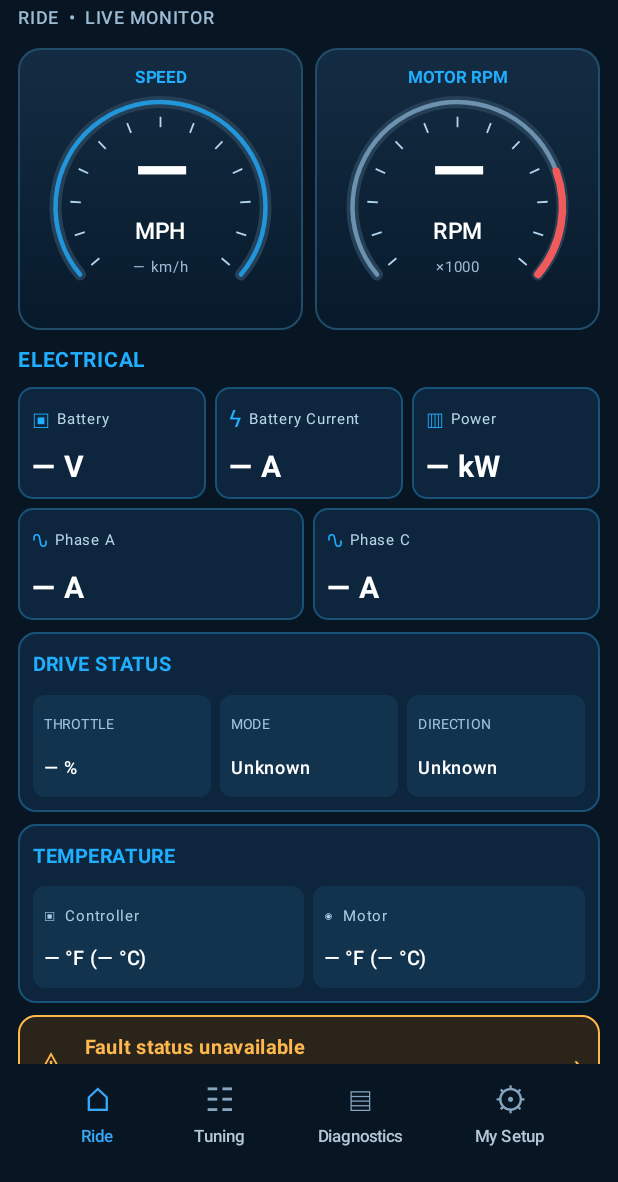
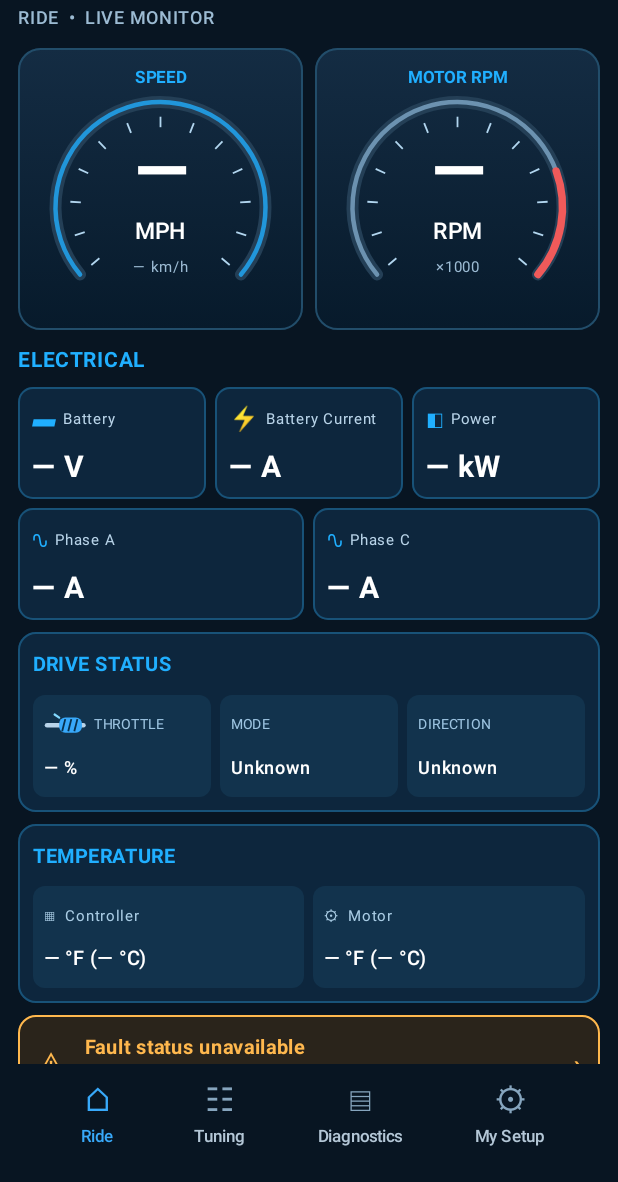
Before and after one commit to marshalllmitchell-cmd/FarDriver-Control01, an Android app built with Jetpack Compose: the screen it shows after launch (MainActivity), on a phone screen of 412 x 824 dp, the part 54-1236 px from its top. Run offline under Robolectric (Android 15) with nearby library versions, the phone set to English and light mode, and no system bars.

Commit message:
Update MainActivity.kt
Rev2 Ride Layout Update

```diff
--- a/app/src/main/java/com/fardriver/control/MainActivity.kt
+++ b/app/src/main/java/com/fardriver/control/MainActivity.kt
@@ -23,6 +23,8 @@ import androidx.compose.ui.graphics.Color
 import androidx.compose.ui.graphics.drawscope.Stroke
 import androidx.compose.ui.graphics.Brush
 import androidx.compose.ui.geometry.Offset
+import androidx.compose.ui.geometry.Size
+import androidx.compose.ui.geometry.CornerRadius
 import androidx.compose.ui.graphics.StrokeCap
 import androidx.compose.ui.graphics.drawscope.rotate
 import androidx.compose.ui.platform.LocalConfiguration
@@ -233,9 +235,9 @@ private fun GaugeCard(label: String, unit: String, secondary: String, ring: Colo
 private fun ElectricalCluster() {
     Text("ELECTRICAL", color = electricBlue, fontSize = 14.sp, fontWeight = FontWeight.Bold)
     Row(Modifier.fillMaxWidth(), horizontalArrangement = Arrangement.spacedBy(6.dp)) {
-        ElectricTile("▣", "Battery", "V", Modifier.weight(1f))
-        ElectricTile("ϟ", "Battery Current", "A", Modifier.weight(1f))
-        ElectricTile("▥", "Power", "kW", Modifier.weight(1f))
+        ElectricTile("▰", "Battery", "V", Modifier.weight(1f))
+        ElectricTile("⚡", "Battery Current", "A", Modifier.weight(1f))
+        ElectricTile("◧", "Power", "kW", Modifier.weight(1f))
     }
     Row(Modifier.fillMaxWidth(), horizontalArrangement = Arrangement.spacedBy(6.dp)) {
         ElectricTile("∿", "Phase A", "A", Modifier.weight(1f))
@@ -275,7 +277,13 @@ private fun DriveCluster() {
 @Composable
 private fun SmallStatus(label: String, value: String, modifier: Modifier) {
     Column(modifier.background(Color(0xFF12334D), RoundedCornerShape(8.dp)).padding(7.dp)) {
-        Text(label, color = Color(0xFF9DC4E1), fontSize = 9.sp)
+        Row(verticalAlignment = Alignment.CenterVertically) {
+            if (label == "THROTTLE") {
+                MotorcycleThrottleIcon()
+                Spacer(Modifier.width(4.dp))
+            }
+            Text(label, color = Color(0xFF9DC4E1), fontSize = 9.sp)
+        }
         Spacer(Modifier.height(5.dp))
         Text(value, color = Color.White, fontSize = 12.sp, fontWeight = FontWeight.SemiBold, maxLines = 1, overflow = TextOverflow.Ellipsis)
     }
@@ -289,8 +297,8 @@ private fun TemperatureCluster() {
         Text("TEMPERATURE", color = electricBlue, fontSize = 13.sp, fontWeight = FontWeight.Bold)
         Spacer(Modifier.height(7.dp))
         Row(horizontalArrangement = Arrangement.spacedBy(6.dp)) {
-            TempMetric("▣", "Controller", Modifier.weight(1f))
-            TempMetric("◉", "Motor", Modifier.weight(1f))
+            TempMetric("▦", "Controller", Modifier.weight(1f))
+            TempMetric("⚙", "Motor", Modifier.weight(1f))
         }
     }
 }
@@ -318,3 +326,20 @@ private fun FaultCluster() {
         Text("›", color = amber, fontSize = 24.sp)
     }
 }
+
+
+/** Stylized twist-grip throttle and handlebar, not an accelerator pedal. */
+@Composable
+private fun MotorcycleThrottleIcon() {
+    Canvas(Modifier.size(width = 29.dp, height = 19.dp)) {
+        val scale = size.width / 29f
+        // Handlebar shaft and throttle housing.
+        drawLine(Color(0xFFB9D4E9), Offset(2f * scale, 10f * scale), Offset(26f * scale, 10f * scale), 3f * scale, cap = StrokeCap.Round)
+        drawRoundRect(Color(0xFF38A9FA), topLeft = Offset(10f * scale, 5f * scale), size = Size(15f * scale, 10f * scale), cornerRadius = CornerRadius(4f * scale))
+        // Grip ribs make this visually distinct from a pedal.
+        for (x in listOf(14f, 18f, 22f)) {
+            drawLine(Color(0xFF07314E), Offset(x * scale, 6f * scale), Offset((x - 2f) * scale, 14f * scale), 1.2f * scale)
+        }
+        drawLine(Color(0xFF83D9FF), Offset(7f * scale, 3f * scale), Offset(10f * scale, 5f * scale), 1.5f * scale, cap = StrokeCap.Round)
+    }
+}
```
